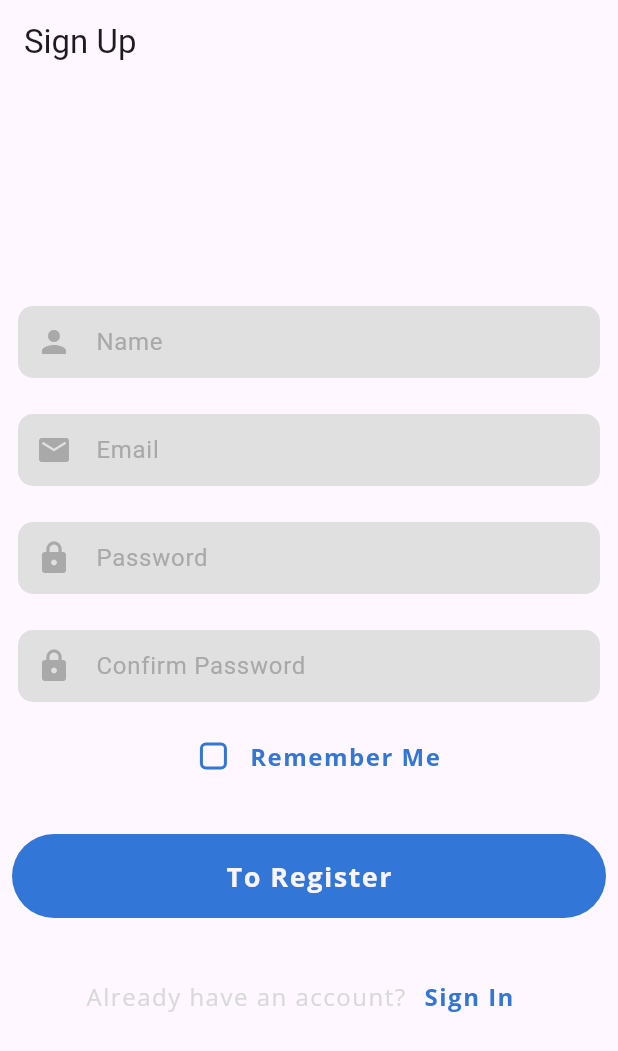
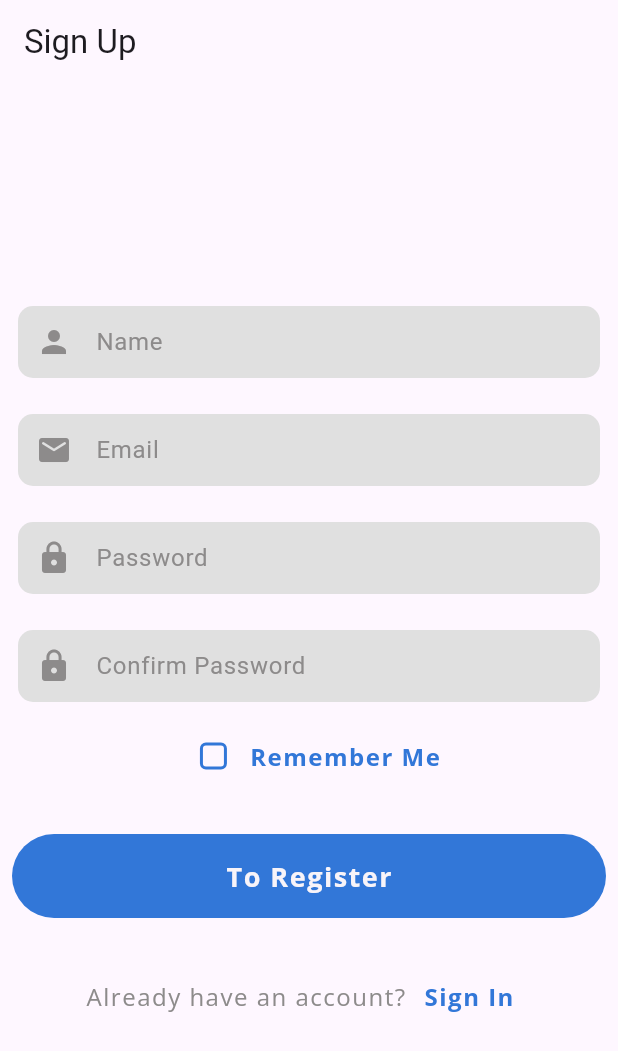
Before and after one commit to kimoo112/Parking-Point, a Flutter app: the SignUpView screen opened by its route, on a phone screen of 412 x 824 dp. Shown: the top 1051 px of the screen. Run offline on Flutter 3.47's test engine with Material 3 defaults, Android fonts, the phone set to English and light mode, and no system bars; our stand-ins replace circular_countdown_timer, flutter_map, geolocator, go_router, latlong2, permission_handler and 2 more; project files that could hold a hidden picture were left out.

Commit message:
Add payment container widget
- Update text styles for better readability and consistency
- Add PaymentContainer widget for displaying payment information
- Implement functionality to show PaymentContainer on marker click

```diff
--- a/lib/core/utils/app_colors.dart
+++ b/lib/core/utils/app_colors.dart
@@ -4,7 +4,7 @@ abstract class AppColors {
   static Color primaryColor = const Color(0xff3277D8);
   static Color black = const Color(0xFF0C0C0C);
   static Color grey = const Color(0xffD9D9D9);
-  static Color offWhite = const Color(0xffF8F4F9);
-  static Color darkGrey = const Color(0xffA9A9A9);
+  static Color offWhite = const Color(0xFFF8F4F9);
+  static Color darkGrey = const Color(0xFF8D8B8B);
   static Color lightGrey = const Color(0xffB4B4B4);
 }
--- a/lib/core/utils/app_text_styles.dart
+++ b/lib/core/utils/app_text_styles.dart
@@ -21,8 +21,20 @@ abstract class CustomTextStyles {
     color: AppColors.black,
     fontFamily: "Open Sans",
   );
+  static final openSansBoldStyle16 = TextStyle(
+    fontSize: 16,
+    fontWeight: FontWeight.bold,
+    color: AppColors.black,
+    fontFamily: "Open Sans",
+  );
   static final openSansBoldStyle20Blue = TextStyle(
     fontSize: 20,
+    fontWeight: FontWeight.bold,
+    color: AppColors.primaryColor,
+    fontFamily: "Open Sans",
+  );
+   static final openSansBoldStyle16Blue = TextStyle(
+    fontSize: 16,
     fontWeight: FontWeight.bold,
     color: AppColors.primaryColor,
     fontFamily: "Open Sans",
@@ -33,6 +45,19 @@ abstract class CustomTextStyles {
     color: AppColors.black,
     fontFamily: "Open Sans",
   );
+  static final openSansBoldStyle12Blue = TextStyle(
+    fontSize: 12,
+    fontWeight: FontWeight.bold,
+    color: AppColors.primaryColor,
+    fontFamily: "Open Sans",
+  );
+   static final openSansBoldStyle12Grey = TextStyle(
+    fontSize: 12,
+    fontWeight: FontWeight.bold,
+    color: AppColors.darkGrey,
+    fontFamily: "Open Sans",
+  );
+
   static final montserrat400style16 = TextStyle(
     fontSize: 20,
     fontWeight: FontWeight.w400,
@@ -43,13 +68,13 @@ abstract class CustomTextStyles {
     fontSize: 16,
     letterSpacing: 1,
     fontWeight: FontWeight.bold,
-    color: AppColors.grey,
+    color: AppColors.darkGrey,
     fontFamily: "Open Sans",
   );
   static final openSans400style14Grey = TextStyle(
     fontSize: 16,
     letterSpacing: 1,
-    color: AppColors.grey,
+    color: AppColors.darkGrey,
     fontFamily: "Open Sans",
   );
   static final openSans400style16Blue = TextStyle(
```
Also changed, not shown: lib/features/home/presentation/views/home_view.dart (+35 -2 lines), lib/features/home/presentation/widgets/payment_container.dart (added, +133 -0 lines).
